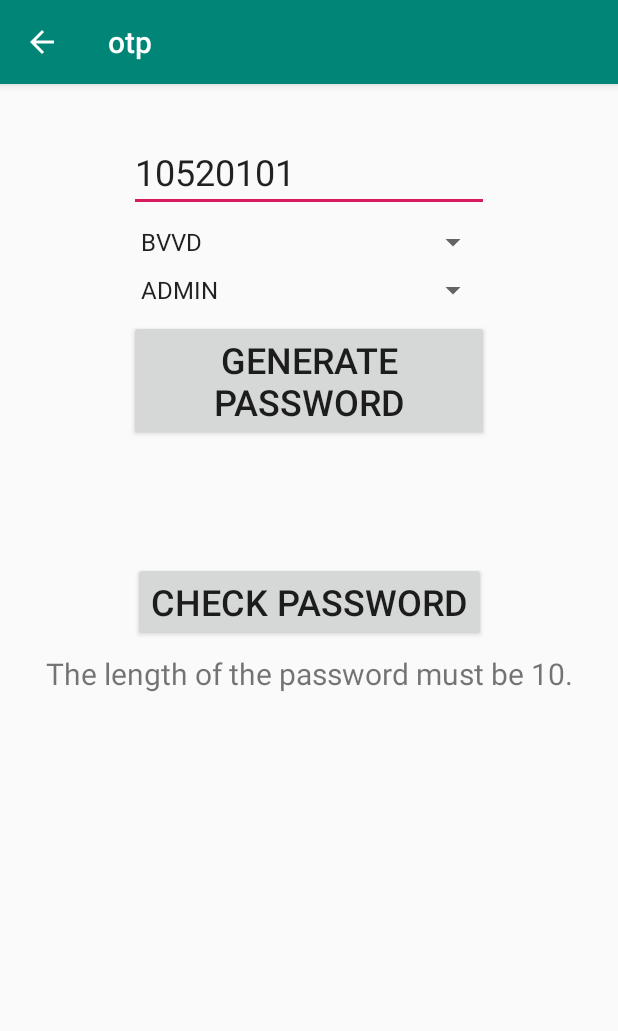
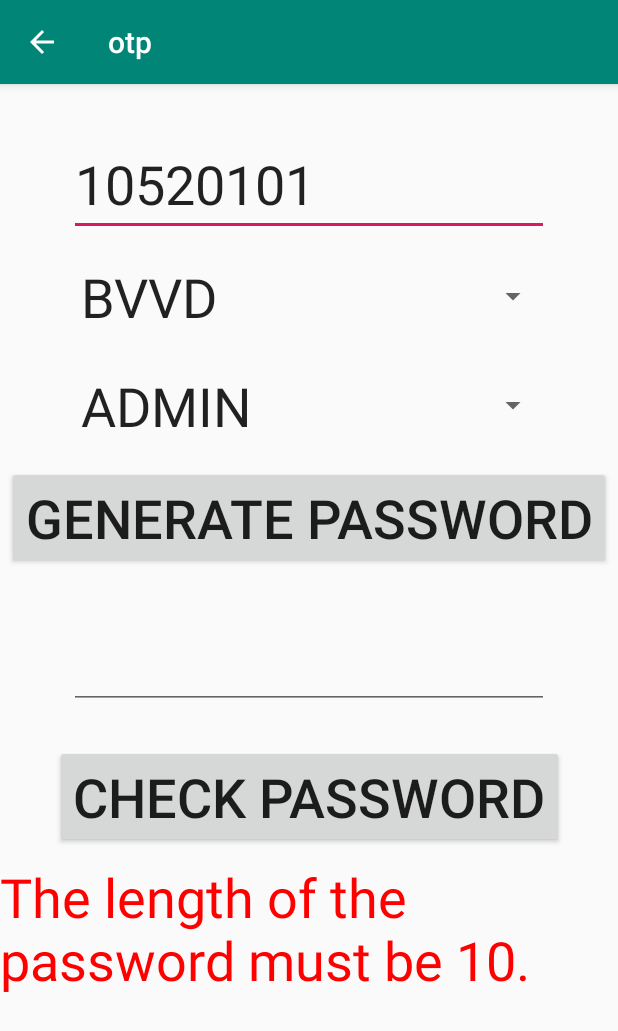
Before and after one commit to cbexpert23-create/otp-generator-notion, an Android app: the screen it shows after launch (MainActivity), after a tap on "CHECK PASSWORD", on a phone screen of 412 x 824 dp. Shown: the top 1031 px of the screen. Run offline under Robolectric (Android 15) with nearby library versions, the phone set to English and light mode, and no system bars; 1 statement that could not run was skipped.

Commit message:
패스워드가 대문자일 때만 동작하도록 수정. spinner textsize 변경

```diff
--- a/app/src/main/java/com/mirusystems/sample/MainActivity.java
+++ b/app/src/main/java/com/mirusystems/sample/MainActivity.java
@@ -2,11 +2,14 @@ package com.mirusystems.sample;
 
 import android.app.Activity;
 import android.content.Context;
+import android.graphics.Color;
 import android.os.Bundle;
+import android.text.InputFilter;
 import android.util.Log;
 import android.view.MenuItem;
 import android.view.View;
 import android.view.inputmethod.InputMethodManager;
+import android.widget.ArrayAdapter;
 import android.widget.EditText;
 import android.widget.Spinner;
 import android.widget.TextView;
@@ -21,7 +24,7 @@ public class MainActivity extends AppCompatActivity {
     private static final String TAG = "MainActivity";
 
     private EditText seedEdit;
-    private TextView passwordText;
+    private TextView passwordEdit;
     private TextView passwordCheckResultText;
     private Spinner devicesSpinner;
     private Spinner permissionsSpinner;
@@ -34,10 +37,14 @@ public class MainActivity extends AppCompatActivity {
         setContentView(R.layout.activity_main);
 
         seedEdit = findViewById(R.id.edit_seed);
-        passwordText = findViewById(R.id.text_password);
+        passwordEdit = findViewById(R.id.edit_password);
         passwordCheckResultText = findViewById(R.id.text_password_check_result);
         devicesSpinner = findViewById(R.id.spinner_devices);
         permissionsSpinner = findViewById(R.id.spinner_permissions);
+
+//        passwordEdit.setFilters(new InputFilter[]{new InputFilter.AllCaps()});
+        devicesSpinner.setAdapter(ArrayAdapter.createFromResource(this, R.array.devices, R.layout.spinner_item));
+        permissionsSpinner.setAdapter(ArrayAdapter.createFromResource(this, R.array.permissions, R.layout.spinner_item));
 
         Context context = getApplicationContext();
         oneTimePassword = new OneTimePassword(context);
@@ -69,15 +76,15 @@ public class MainActivity extends AppCompatActivity {
                 int permission = getPermission();
                 try {
                     String password = oneTimePassword.generatePassword(seed, deviceId, permission);
-                    passwordText.setText(password);
+                    passwordEdit.setText(password);
                 } catch (OneTimePasswordException e) {
                     e.printStackTrace();
-                    passwordText.setText(e.getMessage());
+                    passwordEdit.setText(e.getMessage());
                 }
                 break;
             }
             case R.id.button_check_password: {
-                String password = passwordText.getText().toString();
+                String password = passwordEdit.getText().toString();
                 String seed = seedEdit.getText().toString();
                 int deviceId = getDeviceId();
                 int permission = getPermission();
@@ -86,12 +93,15 @@ public class MainActivity extends AppCompatActivity {
                     Log.v(TAG, "onClick: button_check_password: success = " + success);
                     if (success) {
                         passwordCheckResultText.setText("success");
+                        passwordCheckResultText.setTextColor(Color.DKGRAY);
                     } else {
                         passwordCheckResultText.setText("fail");
+                        passwordCheckResultText.setTextColor(Color.RED);
                     }
                 } catch (OneTimePasswordException e) {
                     e.printStackTrace();
                     passwordCheckResultText.setText(e.getMessage());
+                    passwordCheckResultText.setTextColor(Color.RED);
                 }
                 break;
             }
--- a/app/src/main/res/layout/activity_main.xml
+++ b/app/src/main/res/layout/activity_main.xml
@@ -10,12 +10,13 @@
 
     <EditText
         android:id="@+id/edit_seed"
-        android:layout_width="240dp"
+        android:layout_width="320dp"
         android:layout_height="wrap_content"
         android:layout_marginTop="32dp"
-        android:ems="10" android:text="10520101"
+        android:ems="10"
         android:inputType="number"
-        android:textSize="24sp"
+        android:text="10520101"
+        android:textSize="36sp"
         app:layout_constraintEnd_toEndOf="parent"
         app:layout_constraintStart_toStartOf="parent"
         app:layout_constraintTop_toTopOf="parent" />
@@ -42,45 +43,44 @@
 
     <Button
         android:id="@+id/button_generate_password"
-        android:layout_width="0dp"
+        android:layout_width="wrap_content"
         android:layout_height="wrap_content"
         android:layout_marginTop="8dp"
         android:onClick="onClick"
         android:text="generate password"
-        android:textSize="24sp"
-        app:layout_constraintEnd_toEndOf="@+id/edit_seed"
-        app:layout_constraintHorizontal_bias="1.0"
-        app:layout_constraintStart_toStartOf="@+id/edit_seed"
+        android:textSize="36sp"
+        app:layout_constraintEnd_toEndOf="parent"
+        app:layout_constraintStart_toStartOf="parent"
         app:layout_constraintTop_toBottomOf="@+id/spinner_permissions" />
 
-    <TextView
-        android:id="@+id/text_password"
-        android:layout_width="wrap_content"
+    <EditText
+        android:id="@+id/edit_password"
+        android:layout_width="0dp"
         android:layout_height="wrap_content"
         android:layout_marginTop="24dp"
         android:textSize="36sp"
-        app:layout_constraintEnd_toEndOf="parent"
-        app:layout_constraintStart_toStartOf="parent"
+        app:layout_constraintEnd_toEndOf="@+id/spinner_permissions"
+        app:layout_constraintStart_toStartOf="@+id/spinner_permissions"
         app:layout_constraintTop_toBottomOf="@+id/button_generate_password" />
 
     <Button
         android:id="@+id/button_check_password"
         android:layout_width="wrap_content"
         android:layout_height="wrap_content"
-        android:layout_marginTop="8dp"
+        android:layout_marginTop="24dp"
         android:onClick="onClick"
         android:text="check password"
-        android:textSize="24sp"
+        android:textSize="36sp"
         app:layout_constraintEnd_toEndOf="@+id/button_generate_password"
         app:layout_constraintStart_toStartOf="@+id/button_generate_password"
-        app:layout_constraintTop_toBottomOf="@+id/text_password" />
+        app:layout_constraintTop_toBottomOf="@+id/edit_password" />
 
     <TextView
         android:id="@+id/text_password_check_result"
         android:layout_width="wrap_content"
         android:layout_height="wrap_content"
         android:layout_marginTop="8dp"
-        android:textSize="20sp"
+        android:textSize="36sp"
         app:layout_constraintEnd_toEndOf="parent"
         app:layout_constraintStart_toStartOf="parent"
         app:layout_constraintTop_toBottomOf="@+id/button_check_password" />
--- /dev/null
+++ b/app/src/main/res/layout/spinner_item.xml
@@ -0,0 +1,11 @@
+<?xml version="1.0" encoding="utf-8"?>
+<TextView xmlns:android="http://schemas.android.com/apk/res/android"
+    android:id="@android:id/text1"
+    style="?android:attr/spinnerItemStyle"
+    android:layout_width="match_parent"
+    android:layout_height="wrap_content"
+    android:ellipsize="marquee"
+    android:padding="8dp"
+    android:singleLine="true"
+    android:textAlignment="inherit"
+    android:textSize="36sp" />
--- a/miruotp/src/main/java/com/mirusystems/otp/OneTimePassword.java
+++ b/miruotp/src/main/java/com/mirusystems/otp/OneTimePassword.java
@@ -2,6 +2,7 @@ package com.mirusystems.otp;
 
 import android.content.Context;
 import android.content.SharedPreferences;
+import android.util.Log;
 
 public class OneTimePassword {
     private static final String TAG = "OneTimePassword";
@@ -53,7 +54,10 @@ public class OneTimePassword {
             throw new OneTimePasswordException("The length of the password must be 10.");
         }
         if (isUsedPassword(password)) {
-            throw new OneTimePasswordException("You can only use the password once.");
+            throw new OneTimePasswordException("The password has already been used.");
+        }
+        if (!isUpperCase(password)) {
+            throw new OneTimePasswordException("The password must be capitalized.");
         }
         if (seed == null) {
             throw new OneTimePasswordException("Seed must not be null.");
@@ -80,6 +84,16 @@ public class OneTimePassword {
         editor.apply();
     }
 
+    private static boolean isUpperCase(String s) {
+        for (int i = 0; i < s.length(); i++) {
+            if (!Character.isUpperCase(s.charAt(i))) {
+                Log.e(TAG, "isUpperCase: " + s.charAt(i));
+                return false;
+            }
+        }
+        return true;
+    }
+
     static {
         System.loadLibrary("miruotp");
     }
```
